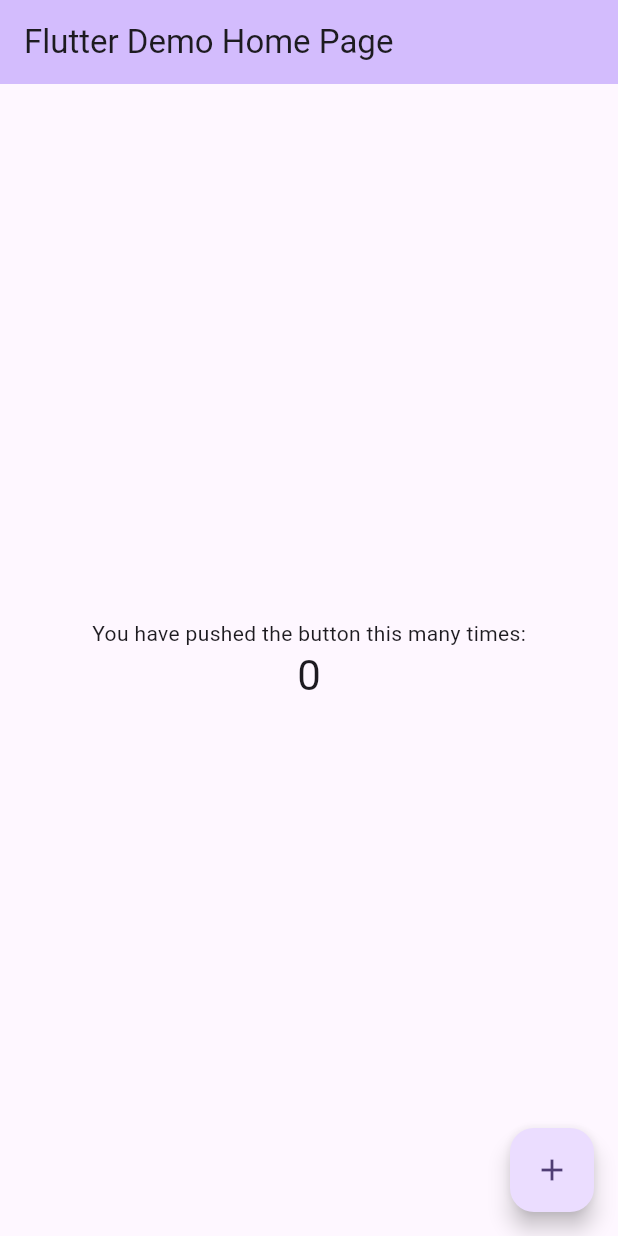
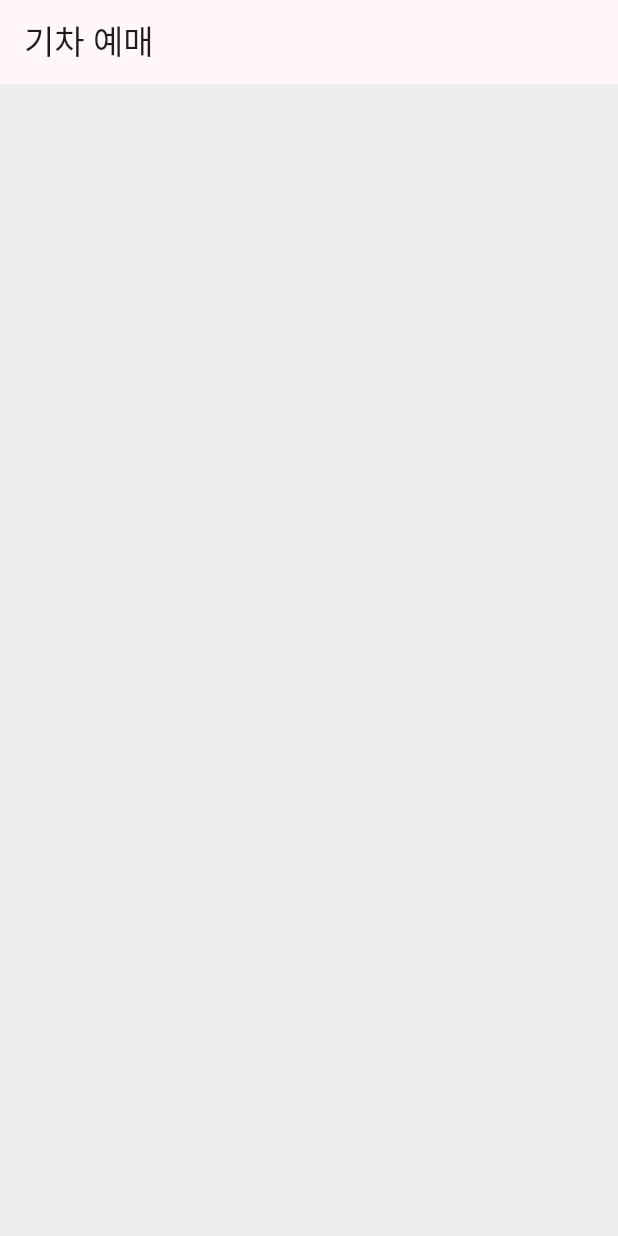
Before and after one commit to daehan-lim/flutter-train-app, a Flutter app: the screen it shows after launch, on a phone screen of 412 x 824 dp. Run offline on Flutter 3.47's test engine with Material 3 defaults, Android fonts, the phone set to English and light mode, and no system bars.

Commit message:
feat: Add theme and app colors file and create empty HomePage

```diff
--- /dev/null
+++ b/lib/app/app_theme.dart
@@ -0,0 +1,27 @@
+import 'package:flutter/material.dart';
+
+import 'constants/app_colors.dart';
+
+class AppTheme {
+  static ThemeData buildTheme(Brightness brightness) {
+    final isDark = brightness == Brightness.dark;
+    final outlineColor = isDark ? Colors.white38 : Colors.black38;
+    final outlinedBorderColor = isDark ? Colors.white30 : Colors.black;
+    final textColor = isDark ? Colors.white : Colors.black;
+
+    return ThemeData(
+      useMaterial3: true,
+      brightness: brightness,
+      colorScheme: ColorScheme.fromSeed(
+        seedColor: AppColors.primary,
+        brightness: brightness,
+        outline: outlineColor,
+      ).copyWith(primary: AppColors.primary),
+      highlightColor: AppColors.primary,
+    );
+  }
+
+  static bool isDark(BuildContext context) {
+    return Theme.of(context).brightness == Brightness.dark;
+  }
+}
--- /dev/null
+++ b/lib/app/constants/app_colors.dart
@@ -0,0 +1,10 @@
+import 'dart:ui';
+
+import 'package:flutter/material.dart';
+
+class AppColors {
+  static const primary = Color(0xFFFEF8FA);
+  static const darkBackground = Color(0xFF161217);
+
+  static const greyBackground = Color(0xFFEEEEEE); // Same as Colors.grey[200] but constant
+}
--- /dev/null
+++ b/lib/app/constants/app_strings.dart
@@ -0,0 +1,3 @@
+class AppStrings {
+  static const homeTitle = '기차 예매';
+}
--- a/lib/main.dart
+++ b/lib/main.dart
@@ -1,4 +1,6 @@
 import 'package:flutter/material.dart';
+import 'package:flutter_train_app/app/app_theme.dart';
+import 'package:flutter_train_app/ui/home/home_page.dart';
 
 void main() {
   runApp(const MyApp());
@@ -10,59 +12,12 @@ class MyApp extends StatelessWidget {
   @override
   Widget build(BuildContext context) {
     return MaterialApp(
-      title: 'Flutter Demo',
-      theme: ThemeData(
-        colorScheme: ColorScheme.fromSeed(seedColor: Colors.deepPurple),
-      ),
-      home: const MyHomePage(title: 'Flutter Demo Home Page'),
+      title: 'Train Tickets',
+      debugShowCheckedModeBanner: false,
+      themeMode: ThemeMode.system,
+      theme: AppTheme.buildTheme(Brightness.light),
+      darkTheme: AppTheme.buildTheme(Brightness.dark),
+      home: const HomePage(),
     );
   }
 }
-
-class MyHomePage extends StatefulWidget {
-  const MyHomePage({super.key, required this.title});
-
-  final String title;
-
-  @override
-  State<MyHomePage> createState() => _MyHomePageState();
-}
-
-class _MyHomePageState extends State<MyHomePage> {
-  int _counter = 0;
-
-  void _incrementCounter() {
-    setState(() {
-      _counter++;
-    });
-  }
-
-  @override
-  Widget build(BuildContext context) {
-    return Scaffold(
-      appBar: AppBar(
-        backgroundColor: Theme.of(context).colorScheme.inversePrimary,
-        title: Text(widget.title),
-      ),
-      body: Center(
-        // Center is a layout widget. It takes a single child and positions it
-        // in the middle of the parent.
-        child: Column(
-          mainAxisAlignment: MainAxisAlignment.center,
-          children: <Widget>[
-            const Text('You have pushed the button this many times:'),
-            Text(
-              '$_counter',
-              style: Theme.of(context).textTheme.headlineMedium,
-            ),
-          ],
-        ),
-      ),
-      floatingActionButton: FloatingActionButton(
-        onPressed: _incrementCounter,
-        tooltip: 'Increment',
-        child: const Icon(Icons.add),
-      ), // This trailing comma makes auto-formatting nicer for build methods.
-    );
-  }
-}
--- /dev/null
+++ b/lib/ui/home/home_page.dart
@@ -0,0 +1,21 @@
+import 'package:flutter/material.dart';
+import 'package:flutter_train_app/app/app_theme.dart';
+import 'package:flutter_train_app/app/constants/app_strings.dart';
+
+import '../../app/constants/app_colors.dart';
+
+class HomePage extends StatelessWidget {
+  const HomePage({super.key});
+
+  @override
+  Widget build(BuildContext context) {
+    return Scaffold(
+      backgroundColor:
+          AppTheme.isDark(context)
+              ? AppColors.darkBackground
+              : AppColors.greyBackground,
+      appBar: AppBar(title: Text(AppStrings.homeTitle)),
+      body: Column(),
+    );
+  }
+}
```
Also changed, not shown: 1 other file.
